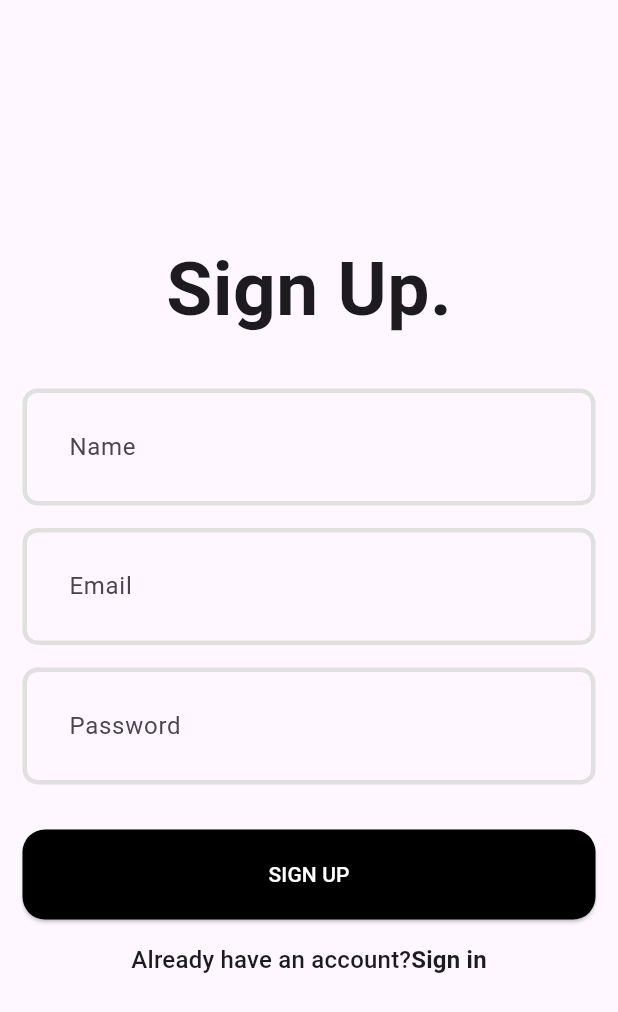
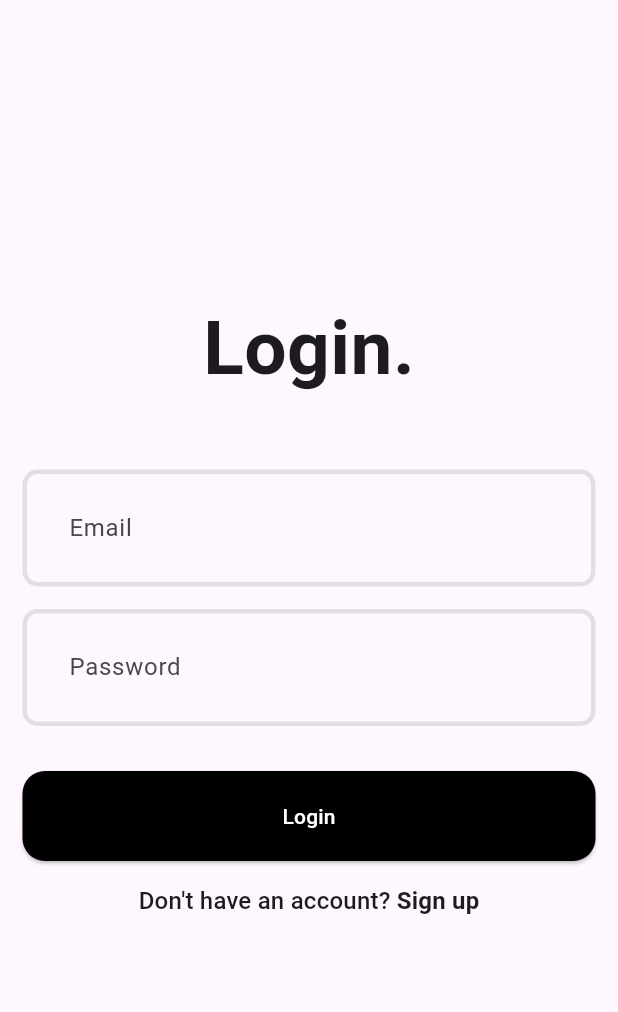
Before and after one commit to Ashu-void/pencilBook, a Flutter app: the screen it shows after launch, on a phone screen of 412 x 824 dp. Shown: the top 1012 px of the screen. Run offline on Flutter 3.47's test engine with Material 3 defaults, Android fonts, the phone set to English and light mode, and no system bars.

Commit message:
Initial commit

```diff
--- a/lib/features/auth/pages/signin_page.dart
+++ b/lib/features/auth/pages/signin_page.dart
@@ -0,0 +1,125 @@
+import 'package:flutter/material.dart';
+import 'package:pencilbook/features/auth/pages/signup_page.dart';
+
+class SigninPage extends StatefulWidget {
+  static route() => MaterialPageRoute(
+        builder: (context) => const SigninPage(),
+      );
+
+  const SigninPage({super.key});
+
+  @override
+  State<SigninPage> createState() => _SigninPageState();
+}
+
+class _SigninPageState extends State<SigninPage> {
+  final emailController = TextEditingController();
+  final passwordController = TextEditingController();
+  final formKey = GlobalKey<FormState>();
+
+  @override
+  void dispose() {
+    emailController.dispose();
+    passwordController.dispose();
+    super.dispose();
+  }
+
+  void signinUser() {
+    if (formKey.currentState!.validate()) {}
+  }
+
+  Widget build(BuildContext context) {
+    return Scaffold(
+      body: Padding(
+        padding: const EdgeInsets.all(15.0),
+        child: Form(
+          key: formKey,
+          child: Column(
+            mainAxisAlignment: MainAxisAlignment.center,
+            children: [
+              const Text(
+                "Login.",
+                style: TextStyle(
+                  fontSize: 50,
+                  fontWeight: FontWeight.bold,
+                ),
+              ),
+              const SizedBox(
+                height: 30,
+              ),
+              const SizedBox(
+                height: 15,
+              ),
+              TextFormField(
+                controller: emailController,
+                decoration: const InputDecoration(
+                  hintText: "Email",
+                ),
+                validator: (value) {
+                  if (value == null ||
+                      value.trim().isEmpty ||
+                      !value.contains("@")) {
+                    return "Email field is invalid";
+                  }
+                  return null;
+                },
+              ),
+              const SizedBox(
+                height: 15,
+              ),
+              TextFormField(
+                controller: passwordController,
+                decoration: const InputDecoration(
+                  hintText: "Password",
+                ),
+                validator: (value) {
+                  if (value == null ||
+                      value.trim().isEmpty ||
+                      value.length <= 6) {
+                    return "Password field is invalid";
+                  }
+                  return null;
+                },
+              ),
+              const SizedBox(
+                height: 30,
+              ),
+              ElevatedButton(
+                onPressed: signinUser,
+                child: const Text(
+                  'Login',
+                  style: TextStyle(
+                    color: Colors.white,
+                  ),
+                ),
+              ),
+              const SizedBox(
+                height: 15,
+              ),
+              GestureDetector(
+                onTap: () {
+                  Navigator.of(context).push(SignupPage.route());
+                },
+                child: RichText(
+                  text: TextSpan(
+                    text: 'Don\'t have an account? ',
+                    style: Theme.of(context).textTheme.titleMedium,
+                    children: const [
+                      TextSpan(
+                        text: "Sign up",
+                        style: TextStyle(fontWeight: FontWeight.bold),
+                      ),
+                    ],
+                  ),
+                ),
+              ),
+              const SizedBox(
+                height: 15,
+              )
+            ],
+          ),
+        ),
+      ),
+    );
+  }
+}
--- a/lib/main.dart
+++ b/lib/main.dart
@@ -1,4 +1,5 @@
 import 'package:flutter/material.dart';
+import 'package:pencilbook/features/auth/pages/signin_page.dart';
 import 'package:pencilbook/features/auth/pages/signup_page.dart';
 
 void main() {
@@ -52,7 +53,7 @@
         ),
         useMaterial3: true,
       ),
-      home: const SignupPage(),
+      home: const SigninPage(),
     );
   }
 }
```
Also changed, not shown: lib/features/auth/pages/signup_page.dart (+12 -2 lines).
